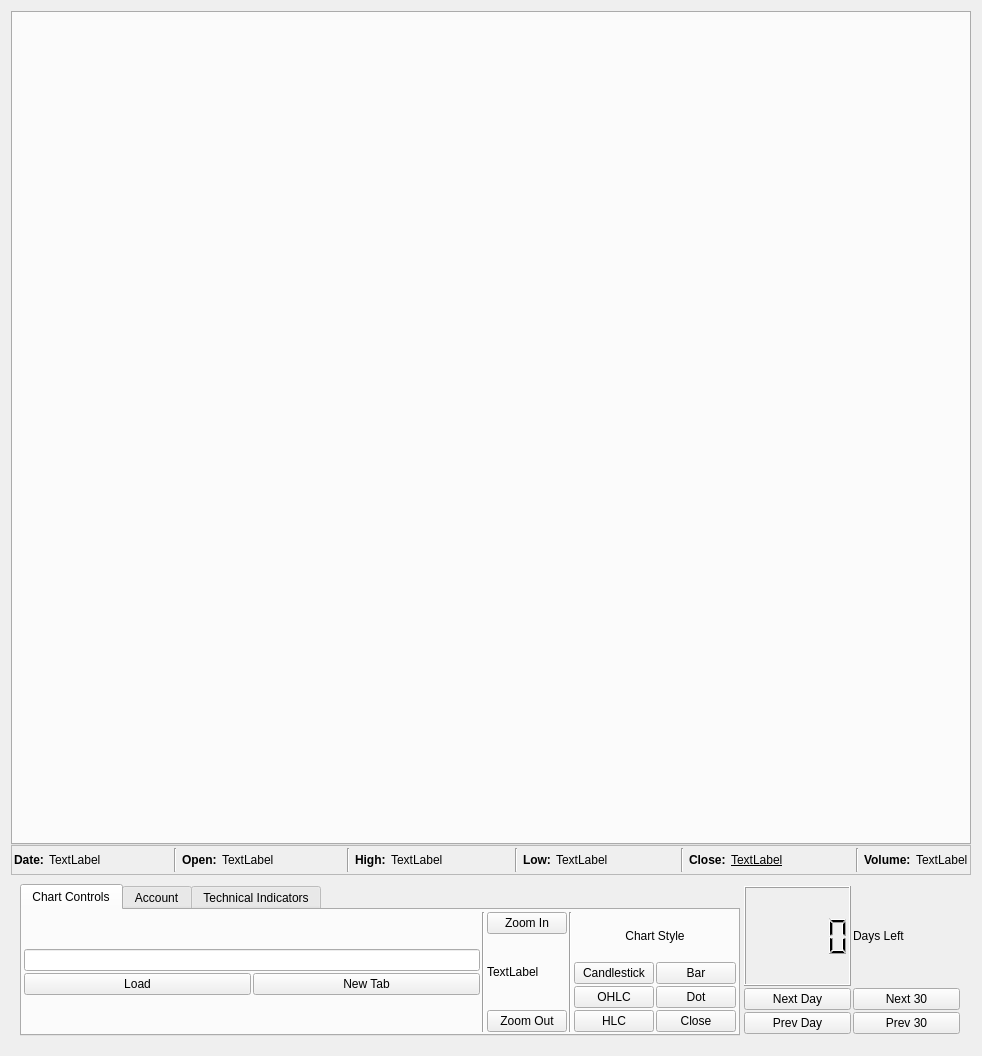
Before: the Qt Designer form chartWidget.ui in ellamental/pyTrade, drawn with Qt 5.
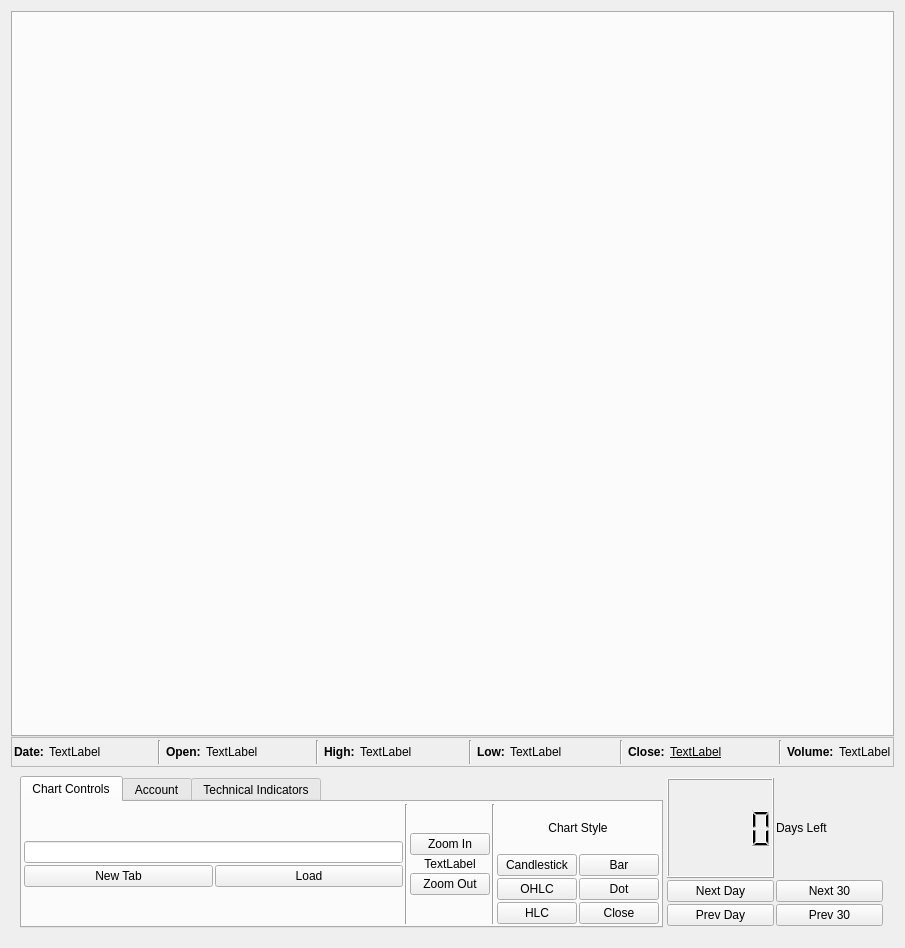
After: the same form once the commit is applied. The open tabs and pages were chosen to show the change.

Commit message: No longer have to pass Scene() to a new ChartView object + other ui tweaks

```diff
--- a/chartWidget.ui
+++ b/chartWidget.ui
@@ -6,8 +6,8 @@
    <rect>
     <x>0</x>
     <y>0</y>
-    <width>982</width>
-    <height>1056</height>
+    <width>905</width>
+    <height>948</height>
    </rect>
   </property>
   <property name="windowTitle">
@@ -346,13 +346,6 @@
             </item>
             <item>
              <layout class="QHBoxLayout" name="horizontalLayout">
-              <item>
-               <widget class="QPushButton" name="loadSymbol">
-                <property name="text">
-                 <string>Load</string>
-                </property>
-               </widget>
-              </item>
               <item>
                <widget class="QPushButton" name="newTab">
                 <property name="text">
@@ -360,6 +353,13 @@
                 </property>
                </widget>
               </item>
+              <item>
+               <widget class="QPushButton" name="loadSymbol">
+                <property name="text">
+                 <string>Load</string>
+                </property>
+               </widget>
+              </item>
              </layout>
             </item>
             <item>
@@ -389,6 +389,19 @@
             <property name="spacing">
              <number>2</number>
             </property>
+            <item>
+             <spacer name="verticalSpacer_3">
+              <property name="orientation">
+               <enum>Qt::Vertical</enum>
+              </property>
+              <property name="sizeHint" stdset="0">
+               <size>
+                <width>20</width>
+                <height>40</height>
+               </size>
+              </property>
+             </spacer>
+            </item>
             <item>
              <widget class="QPushButton" name="zoomIn">
               <property name="text">
@@ -401,6 +414,9 @@
               <property name="text">
                <string>TextLabel</string>
               </property>
+              <property name="alignment">
+               <set>Qt::AlignCenter</set>
+              </property>
              </widget>
             </item>
             <item>
@@ -410,6 +426,19 @@
               </property>
              </widget>
             </item>
+            <item>
+             <spacer name="verticalSpacer_4">
+              <property name="orientation">
+               <enum>Qt::Vertical</enum>
+              </property>
+              <property name="sizeHint" stdset="0">
+               <size>
+                <width>20</width>
+                <height>40</height>
+               </size>
+              </property>
+             </spacer>
+            </item>
            </layout>
           </item>
           <item>
```
Left out of the diff: 35 changed lines with no effect on the pictures. The commit also changes 2 other files.
